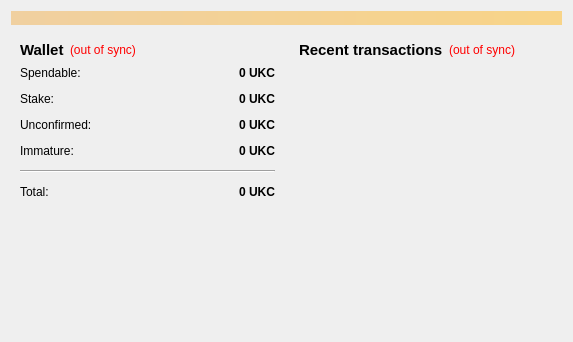
First picture: the form in src/qt/forms/overviewpage.ui, repository CryptoCoderz/UgandanKnucklesCoin, before the edit.
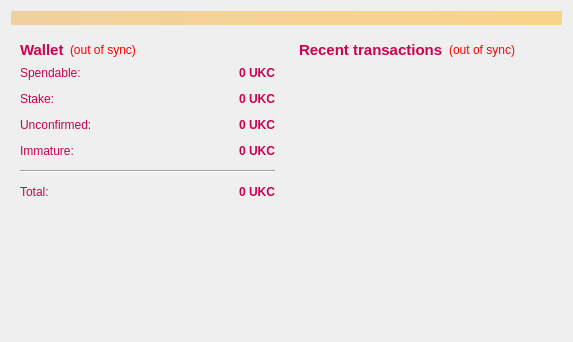
Second picture: the form after the edit.

The edit to the form file:
```diff
--- a/src/qt/forms/overviewpage.ui
+++ b/src/qt/forms/overviewpage.ui
@@ -13,6 +13,9 @@
   <property name="windowTitle">
    <string>Form</string>
   </property>
+  <property name="styleSheet">
+   <string notr="true">color: rgb(204, 1, 80);</string>
+  </property>
   <layout class="QVBoxLayout" name="topLayout">
    <item>
     <widget class="QLabel" name="labelAlerts">
```
